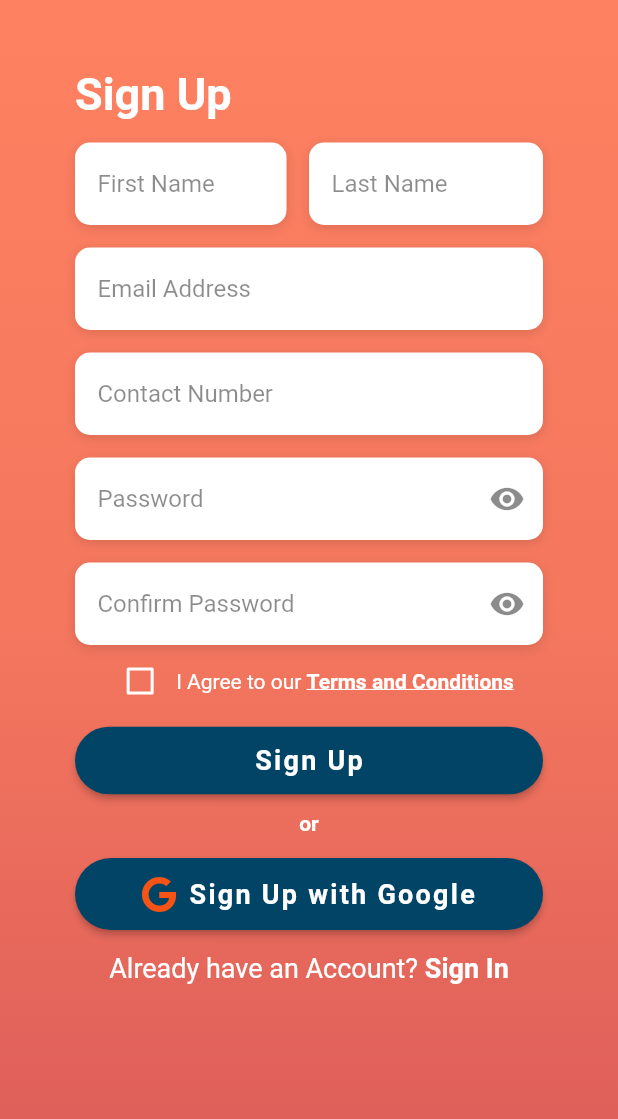
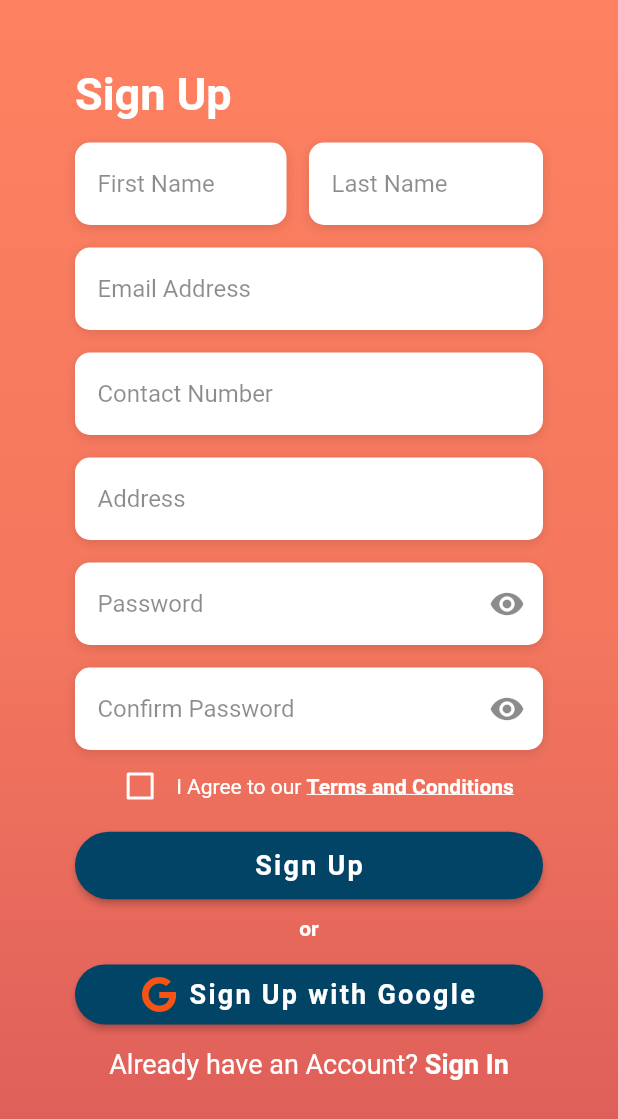
Before and after one commit to stupidyaps/teknikalph_app, a Flutter app: the SignUpPage screen opened directly, on a phone screen of 412 x 824 dp. Shown: the top 1119 px of the screen. Run offline on Flutter 3.47's test engine with Material 2 defaults, Android fonts, the phone set to English and light mode, and no system bars; our stand-ins replace font_awesome_flutter.

Commit message:
updated pages

```diff
--- a/lib/ui/signup_page.dart
+++ b/lib/ui/signup_page.dart
@@ -325,9 +325,47 @@ class _LoginPageState extends State<SignUpPage> {
     );
   }
 
+  Widget _createLocBox(){
+    return Column(
+      crossAxisAlignment: CrossAxisAlignment.start,
+      children: <Widget>[
+        const SizedBox(height: 10.0),
+        Container(
+          alignment: Alignment.centerLeft,
+          decoration: BoxDecoration(
+            color: Colors.white,
+            borderRadius: BorderRadius.circular(10.0),
+            boxShadow: const [
+              BoxShadow(
+                color: Colors.black12,
+                blurRadius: 6.0,
+                offset: Offset(0, 2),
+              ),
+            ],
+          ),
+          height: 55.0,
+          child: const TextField(
+            keyboardType: TextInputType.text,
+            style: TextStyle(
+              color: Color(0xff000000),
+            ),
+            decoration: InputDecoration(
+              border: InputBorder.none,
+              contentPadding: EdgeInsets.all(15.0),
+              hintText: "Address",
+              hintStyle: TextStyle(
+                color: Colors.black45,
+              ),
+            ),
+          ),
+        )
+      ],
+    );
+  }
+
   Widget _createAltSignUpBtn(){
     return Container(
-      padding: const EdgeInsets.symmetric(vertical: 15.0),
+      padding: const EdgeInsets.symmetric(vertical: 12.0),
       width: double.infinity,
       child: ElevatedButton.icon(
         style: ElevatedButton.styleFrom(
@@ -337,7 +375,7 @@ class _LoginPageState extends State<SignUpPage> {
             shape: RoundedRectangleBorder(
               borderRadius: BorderRadius.circular(30.0),
             ),
-            padding: const EdgeInsets.all(12.0)
+            padding: const EdgeInsets.all(8.0)
         ),
         label: const Text("Sign Up with Google",
           style: TextStyle(
@@ -441,6 +479,8 @@ class _LoginPageState extends State<SignUpPage> {
                   const SizedBox(height: 5.0),
                   _createContactBox(),
                   const SizedBox(height: 5.0),
+                  _createLocBox(),
+                  const SizedBox(height: 5.0),
                   _createPasswordBox(),
                   const SizedBox(height: 5.0),
                   _createConfPasswordBox(),
```
